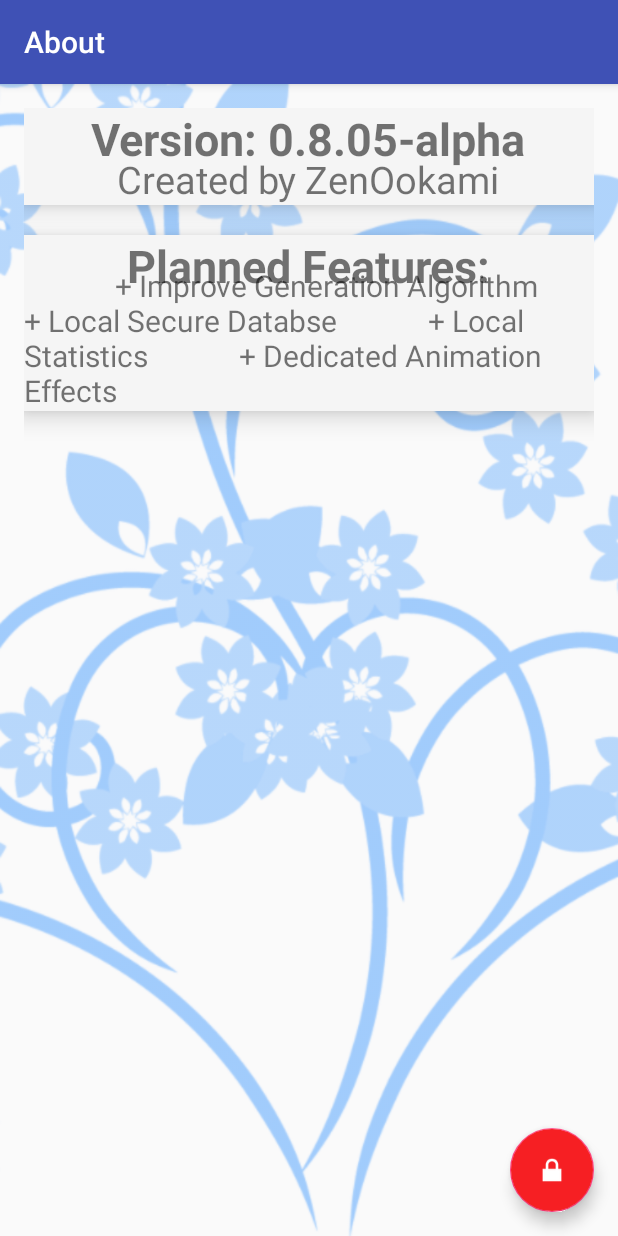
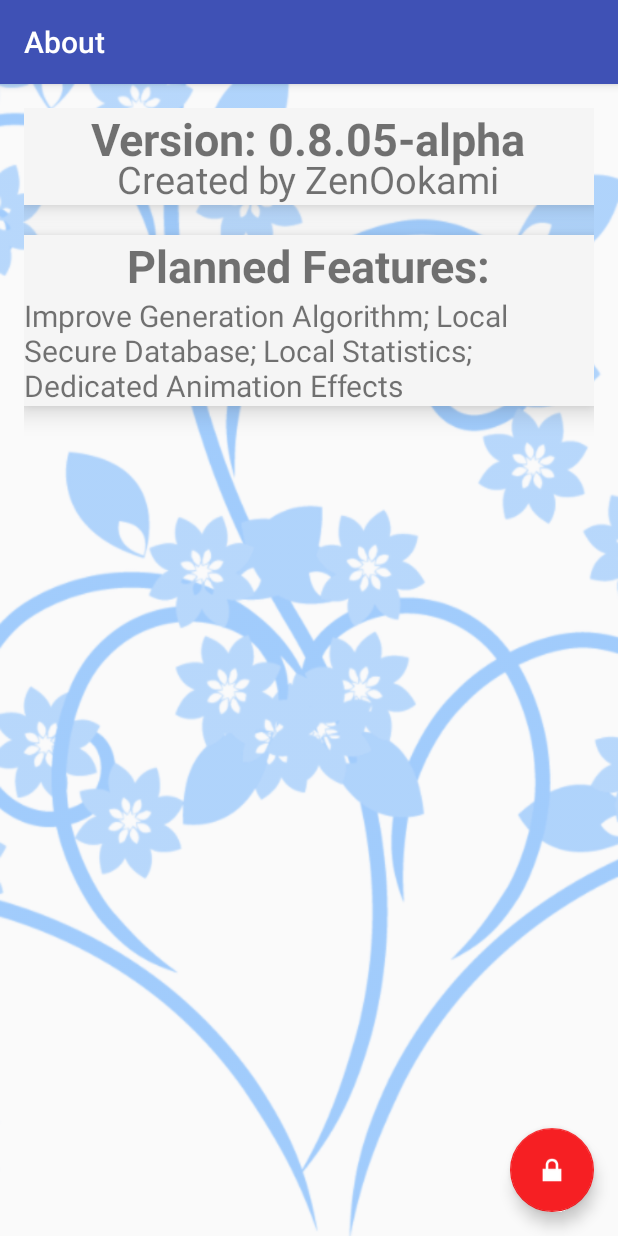
Before and after one commit to ZenOokami/Android-PasswordGenerator, an Android app: the AboutActivity screen opened directly, with no data from a screen before it, on a phone screen of 412 x 824 dp. Run offline under Robolectric (Android 15) with nearby library versions, the phone set to English and light mode, and no system bars.

Commit message:
Fixed the "about" activity so it no longer crashes.

```diff
--- a/PasswordGenerator/app/src/main/AndroidManifest.xml
+++ b/PasswordGenerator/app/src/main/AndroidManifest.xml
@@ -21,7 +21,7 @@
         <activity
             android:name=".AboutActivity"
             android:label="@string/title_activity_about"
-            android:theme="@style/AppTheme.NoActionBar"></activity>
+            android:theme="@style/AppTheme.NoActionBar" />
     </application>
 
 </manifest>
--- a/PasswordGenerator/app/src/main/res/layout/activity_about.xml
+++ b/PasswordGenerator/app/src/main/res/layout/activity_about.xml
@@ -11,8 +11,19 @@
         android:layout_width="match_parent"
         android:layout_height="match_parent"
 
+        >
 
-        />
+        <android.support.design.widget.FloatingActionButton
+        android:id="@+id/fab_password_gen"
+        android:layout_width="wrap_content"
+        android:layout_height="wrap_content"
+        android:layout_gravity="bottom|end"
+        android:layout_margin="@dimen/fab_margin"
+        android:tint="#ffffff"
+        app:backgroundTint="#f61f23"
+        android:src="@android:drawable/ic_lock_lock" />
+
+    </FrameLayout>
 
     <android.support.design.widget.NavigationView
         android:id="@+id/left_drawer"
@@ -51,15 +62,6 @@
 
         <include layout="@layout/content_about" />
 
-        <android.support.design.widget.FloatingActionButton
-            android:id="@+id/fab_password_gen"
-            android:layout_width="wrap_content"
-            android:layout_height="wrap_content"
-            android:layout_gravity="bottom|end"
-            android:layout_margin="@dimen/fab_margin"
-            android:tint="#ffffff"
-            android:backgroundTint="#f61f23"
-            android:src="@android:drawable/ic_lock_lock" />
 
     </android.support.design.widget.CoordinatorLayout>
 
--- a/PasswordGenerator/app/src/main/res/layout/content_about.xml
+++ b/PasswordGenerator/app/src/main/res/layout/content_about.xml
@@ -66,13 +66,8 @@
             android:layout_height="wrap_content"
             android:textSize="20sp"
             android:layout_gravity="top"
-            android:layout_marginTop="20dp"
-            android:text="
-            + Improve Generation Algorithm
-            + Local Secure Databse
-            + Local Statistics
-            + Dedicated Animation Effects
-            "
+            android:layout_marginTop="40dp"
+            android:text="Improve Generation Algorithm; Local Secure Database; Local Statistics; Dedicated Animation Effects"
             />
 
     </FrameLayout>
```
Also changed, not shown: PasswordGenerator/app/src/main/java/org/essenceofzen/passwordgenerator/PasswordGeneratorActivity.java (+8 -8 lines).
